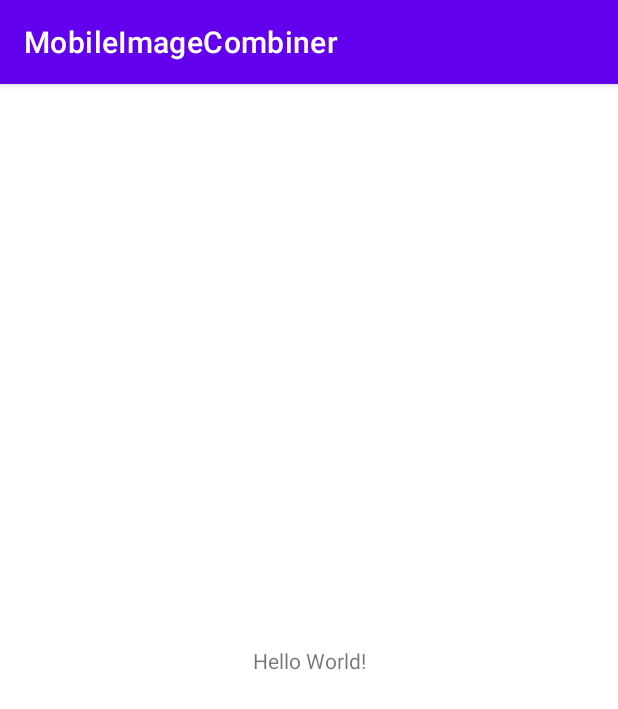
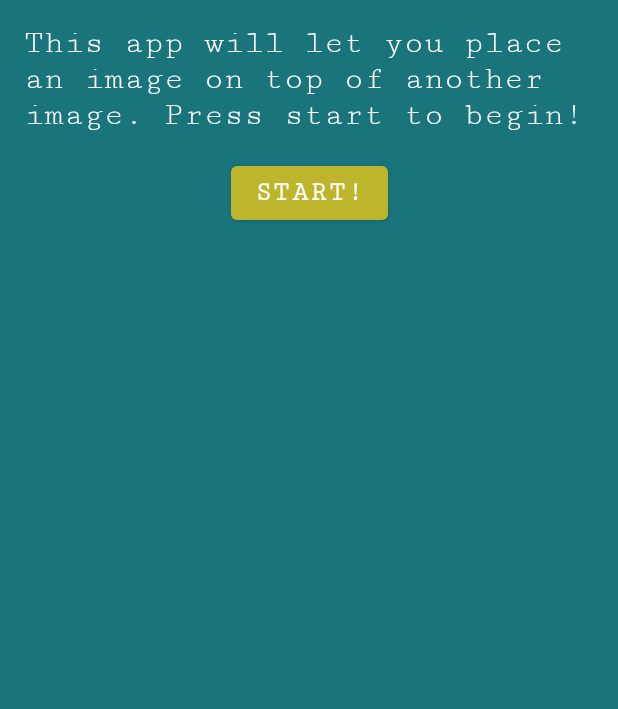
Before and after one commit to zskelto/MobileImageCombiner, an Android app: the screen it shows after launch (MainActivity), on a phone screen of 412 x 824 dp. Shown: the top 709 px of the screen. Run offline under Robolectric (Android 15) with nearby library versions, the phone set to English and light mode, and no system bars.

```diff
--- a/app/src/main/AndroidManifest.xml
+++ b/app/src/main/AndroidManifest.xml
@@ -9,6 +9,7 @@
         android:roundIcon="@mipmap/ic_launcher_round"
         android:supportsRtl="true"
         android:theme="@style/Theme.MobileImageCombiner">
+        <activity android:name=".LoadBaseActivity"></activity>
         <activity android:name=".MainActivity">
             <intent-filter>
                 <action android:name="android.intent.action.MAIN" />
--- a/app/src/main/java/com/zskelto/mobileimagecombiner/MainActivity.java
+++ b/app/src/main/java/com/zskelto/mobileimagecombiner/MainActivity.java
@@ -2,7 +2,9 @@ package com.zskelto.mobileimagecombiner;
 
 import androidx.appcompat.app.AppCompatActivity;
 
+import android.content.Intent;
 import android.os.Bundle;
+import android.view.View;
 
 public class MainActivity extends AppCompatActivity {
 
@@ -10,5 +12,11 @@ public class MainActivity extends AppCompatActivity {
     protected void onCreate(Bundle savedInstanceState) {
         super.onCreate(savedInstanceState);
         setContentView(R.layout.activity_main);
+        getSupportActionBar().hide();
+    }
+
+    public void startButton(View view){
+        Intent intent = new Intent(this, LoadBaseActivity.class);
+        startActivity(intent);
     }
 }
--- a/app/src/main/res/layout/activity_main.xml
+++ b/app/src/main/res/layout/activity_main.xml
@@ -4,15 +4,36 @@
     xmlns:tools="http://schemas.android.com/tools"
     android:layout_width="match_parent"
     android:layout_height="match_parent"
+    android:background="@color/BlueBackground"
     tools:context=".MainActivity">
 
     <TextView
+        android:id="@+id/textView"
+        android:layout_width="0dp"
+        android:layout_height="wrap_content"
+        android:layout_marginStart="16dp"
+        android:layout_marginTop="16dp"
+        android:layout_marginEnd="16dp"
+        android:fontFamily="serif-monospace"
+        android:text="@string/description"
+        android:textAppearance="@style/TextAppearance.AppCompat.Large"
+        android:textColor="@color/white"
+        app:layout_constraintEnd_toEndOf="parent"
+        app:layout_constraintStart_toStartOf="parent"
+        app:layout_constraintTop_toTopOf="parent" />
+
+    <Button
+        android:id="@+id/button"
         android:layout_width="wrap_content"
         android:layout_height="wrap_content"
-        android:text="Hello World!"
-        app:layout_constraintBottom_toBottomOf="parent"
-        app:layout_constraintLeft_toLeftOf="parent"
-        app:layout_constraintRight_toRightOf="parent"
-        app:layout_constraintTop_toTopOf="parent" />
-
+        android:layout_marginTop="16dp"
+        android:fontFamily="serif-monospace"
+        android:onClick="startButton"
+        android:text="@string/start"
+        android:textSize="18sp"
+        android:textStyle="bold"
+        app:backgroundTint="@color/Yellow"
+        app:layout_constraintEnd_toEndOf="@+id/textView"
+        app:layout_constraintStart_toStartOf="@+id/textView"
+        app:layout_constraintTop_toBottomOf="@+id/textView" />
 </androidx.constraintlayout.widget.ConstraintLayout>
--- a/app/src/main/res/values-night/themes.xml
+++ b/app/src/main/res/values-night/themes.xml
@@ -3,7 +3,7 @@
     <style name="Theme.MobileImageCombiner" parent="Theme.MaterialComponents.DayNight.DarkActionBar">
         <!-- Primary brand color. -->
         <item name="colorPrimary">@color/purple_200</item>
-        <item name="colorPrimaryVariant">@color/purple_700</item>
+        <item name="colorPrimaryVariant">@color/black</item>
         <item name="colorOnPrimary">@color/black</item>
         <!-- Secondary brand color. -->
         <item name="colorSecondary">@color/teal_200</item>
--- a/app/src/main/res/values/colors.xml
+++ b/app/src/main/res/values/colors.xml
@@ -7,4 +7,8 @@
     <color name="teal_700">#FF018786</color>
     <color name="black">#FF000000</color>
     <color name="white">#FFFFFFFF</color>
+    <color name="BlueBackground">#1A747C</color>
+    <color name="Yellow">#BDB62C</color>
+    <color name="Red">#E94F44</color>
+    <color name="Green">#1FA321</color>
 </resources>
--- a/app/src/main/res/values/strings.xml
+++ b/app/src/main/res/values/strings.xml
@@ -1,3 +1,9 @@
 <resources>
-    <string name="app_name">MobileImageCombiner</string>
+    <string name="app_name">Image Combiner</string>
+    <string name="description">This app will let you place an image on top of another image. Press start to begin!</string>
+    <string name="start">Start!</string>
+    <string name="load_description">Load in a base image!</string>
+    <string name="load_image">Load Image</string>
+    <string name="cancel">Cancel</string>
+    <string name="next">Next</string>
 </resources>
--- a/app/src/main/res/values/themes.xml
+++ b/app/src/main/res/values/themes.xml
@@ -3,7 +3,7 @@
     <style name="Theme.MobileImageCombiner" parent="Theme.MaterialComponents.DayNight.DarkActionBar">
         <!-- Primary brand color. -->
         <item name="colorPrimary">@color/purple_500</item>
-        <item name="colorPrimaryVariant">@color/purple_700</item>
+        <item name="colorPrimaryVariant">@color/black</item>
         <item name="colorOnPrimary">@color/white</item>
         <!-- Secondary brand color. -->
         <item name="colorSecondary">@color/teal_200</item>
```
Also changed, not shown: app/src/main/java/com/zskelto/mobileimagecombiner/ImageCombiner.java (added, +26 -0 lines), app/src/main/java/com/zskelto/mobileimagecombiner/LoadBaseActivity.java (added, +58 -0 lines), app/src/main/res/layout/activity_load_base.xml (added, +79 -0 lines), app/src/main/ic_launcher-playstore.png (added), app/src/main/res/drawable-v24/app_store.png (added).
